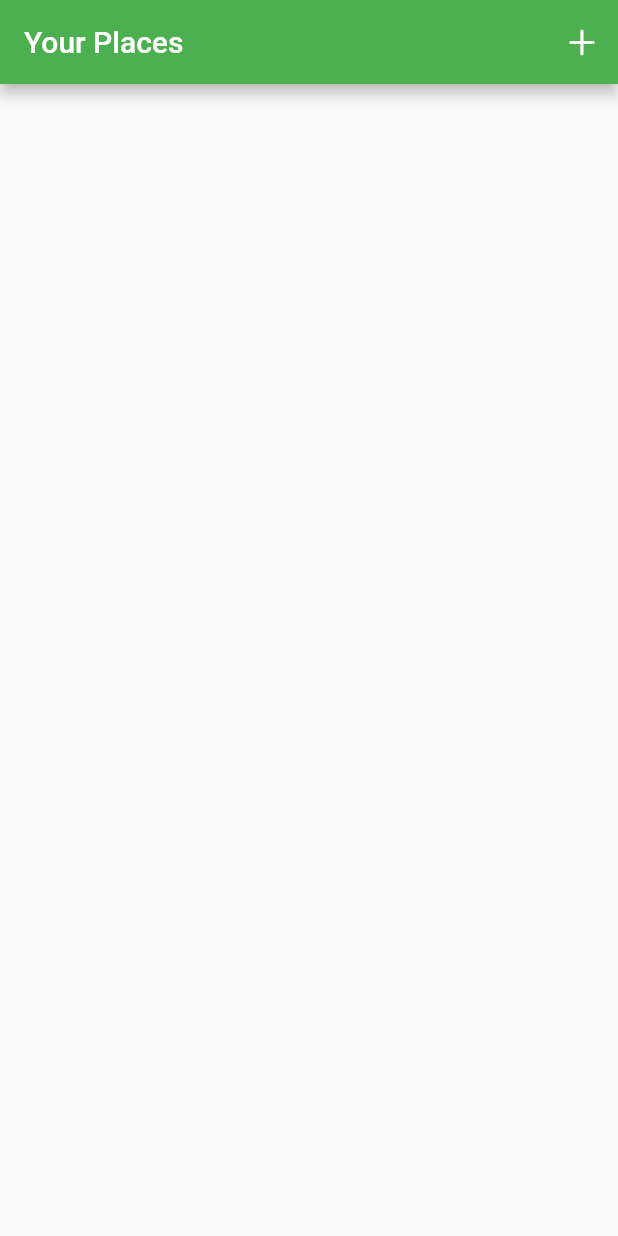
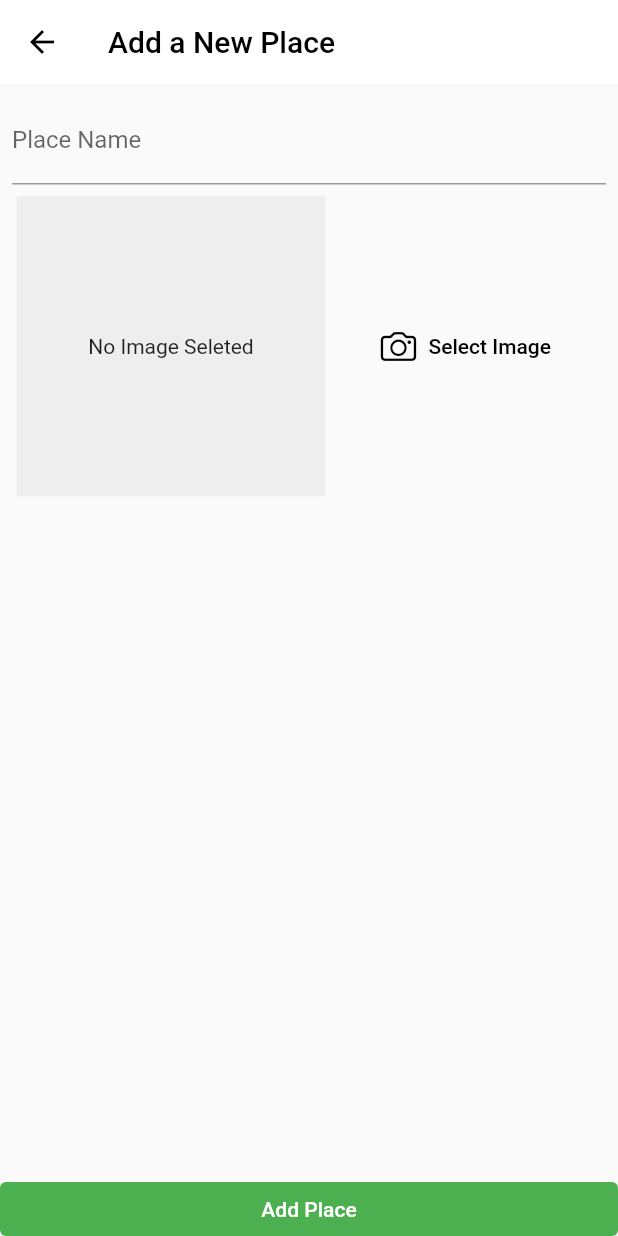
Before and after one commit to ansahkelvin/favorite_places, a Flutter app: the screen it shows after launch, after a tap on an icon or button, on a phone screen of 412 x 824 dp. Run offline on Flutter 3.47's test engine with Material 2 defaults, Android fonts, the light colour scheme and no system bars.

Commit message:
Ui updated

```diff
--- a/lib/main.dart
+++ b/lib/main.dart
@@ -1,5 +1,10 @@
 import 'package:flutter/material.dart';
-import 'package:flutterplaces/screens/place_list.dart';
+import 'package:provider/provider.dart';
+
+//Library Imports
+import 'screens/place_list.dart';
+import './provider/user_places.dart';
+import './screens/add_place.dart';
 
 void main() {
   runApp(const MyApp());
@@ -10,13 +15,19 @@ class MyApp extends StatelessWidget {
 
   @override
   Widget build(BuildContext context) {
-    return MaterialApp(
-      title: 'Favorite places',
-      debugShowCheckedModeBanner: false,
-      theme: ThemeData(
-        primarySwatch: Colors.green,
+    return ChangeNotifierProvider(
+      create: (context) => UserPlaces(),
+      child: MaterialApp(
+        title: 'Favorite places',
+        debugShowCheckedModeBanner: false,
+        theme: ThemeData(
+          primarySwatch: Colors.green,
+        ),
+        home: const PlaceList(),
+        routes: {
+          AddPlace.routeName: (BuildContext context) => const AddPlace(),
+        },
       ),
-      home: const PlaceList(),
     );
   }
 }
--- /dev/null
+++ b/lib/models/places.dart
@@ -0,0 +1,27 @@
+import 'dart:io';
+
+class Place {
+  final String id;
+  final String title;
+  final PlaceLocation location;
+  final File image;
+
+  Place({
+    required this.id,
+    required this.title,
+    required this.location,
+    required this.image,
+  });
+}
+
+class PlaceLocation {
+  final double latitude;
+  final double longitude;
+  final String? address;
+
+  PlaceLocation({
+    required this.latitude,
+    required this.longitude,
+    this.address,
+  });
+}
--- a/lib/provider/user_places.dart
+++ b/lib/provider/user_places.dart
@@ -0,0 +1,9 @@
+import 'package:flutter/material.dart';
+
+import '../models/places.dart';
+
+class UserPlaces extends ChangeNotifier {
+  final List<Place> _items = [];
+
+  List<Place> get items => [..._items];
+}
--- a/lib/screens/add_place.dart
+++ b/lib/screens/add_place.dart
@@ -0,0 +1,64 @@
+import 'package:flutter/material.dart';
+
+import '../widgets/image_input.dart';
+
+class AddPlace extends StatefulWidget {
+  const AddPlace({Key? key}) : super(key: key);
+  static const routeName = '/addPlace';
+
+  @override
+  _AddPlaceState createState() => _AddPlaceState();
+}
+
+class _AddPlaceState extends State<AddPlace> {
+  final TextEditingController titleController = TextEditingController();
+
+  @override
+  Widget build(BuildContext context) {
+    return Scaffold(
+      appBar: AppBar(
+        title: const Text(
+          "Add a New Place",
+          style: TextStyle(
+            color: Colors.black,
+          ),
+        ),
+        backgroundColor: Colors.white,
+        actionsIconTheme: const IconThemeData(color: Colors.black,),
+        elevation: 0,
+        iconTheme: const IconThemeData(
+          color: Colors.black,
+        ),
+      ),
+      body: Column(
+        crossAxisAlignment: CrossAxisAlignment.stretch,
+        children: [
+          Expanded(
+            child: SingleChildScrollView(
+              child: Padding(
+                padding: const EdgeInsets.all(8.0),
+                child: Column(
+                  children: <Widget>[
+                    TextField(
+                      controller: titleController,
+                      decoration: const InputDecoration(
+                        labelText: "Place Name",
+                      ),
+                    ),
+                    const ImageInput()
+                  ],
+                ),
+              ),
+            ),
+          ),
+          ElevatedButton(
+            style: ElevatedButton.styleFrom(
+                elevation: 0, tapTargetSize: MaterialTapTargetSize.shrinkWrap),
+            onPressed: () {},
+            child: const Text("Add Place"),
+          ),
+        ],
+      ),
+    );
+  }
+}
--- a/lib/screens/place_list.dart
+++ b/lib/screens/place_list.dart
@@ -1,5 +1,7 @@
 import 'package:flutter/cupertino.dart';
 import 'package:flutter/material.dart';
+
+import 'add_place.dart';
 
 class PlaceList extends StatelessWidget {
   const PlaceList({Key? key}) : super(key: key);
@@ -8,16 +10,33 @@ class PlaceList extends StatelessWidget {
   Widget build(BuildContext context) {
     return Scaffold(
       appBar: AppBar(
-        title: const Text("Your Places"),
+        leading: const Icon(
+          CupertinoIcons.star,
+          color: Colors.orange,
+        ),
+        backgroundColor: Colors.white,
+        actionsIconTheme: const IconThemeData(color: Colors.black),
+        elevation: 0,
+        title: const Text(
+          "Favorite Place",
+          style: TextStyle(
+            color: Colors.black,
+          ),
+        ),
         actions: [
           IconButton(
-            onPressed: () {},
+            onPressed: () {
+              Navigator.pushNamed(context, AddPlace.routeName);
+            },
             icon: const Icon(
               CupertinoIcons.add,
             ),
           ),
         ],
       ),
+      body: const Center(
+        child: Text("No favorite place taken"),
+      ),
     );
   }
 }
--- /dev/null
+++ b/lib/widgets/image_input.dart
@@ -0,0 +1,50 @@
+import 'dart:io';
+
+import 'package:flutter/cupertino.dart';
+import 'package:flutter/material.dart';
+
+class ImageInput extends StatefulWidget {
+  const ImageInput({Key? key}) : super(key: key);
+
+  @override
+  State<ImageInput> createState() => _ImageInputState();
+}
+
+class _ImageInputState extends State<ImageInput> {
+  File? storedImage;
+  @override
+  Widget build(BuildContext context) {
+    return Padding(
+      padding: const EdgeInsets.only(
+        left: 3.0,
+        top: 8,
+      ),
+      child: Row(
+        children: [
+          Container(
+            height: 200,
+            width: MediaQuery.of(context).size.width * 0.5,
+            decoration: BoxDecoration(
+              color: Colors.grey[200],
+            ),
+            child: Center(
+              child: storedImage == null
+                  ? const Text("No Image Seleted")
+                  : Image.file(storedImage!, fit: BoxFit.cover,),
+            ),
+          ),
+          Expanded(
+            child: TextButton.icon(
+              onPressed: () {},
+              style: TextButton.styleFrom(
+                primary: Colors.black,
+              ),
+              icon: const Icon(CupertinoIcons.camera),
+              label: const Text("Select Image"),
+            ),
+          ),
+        ],
+      ),
+    );
+  }
+}
```
